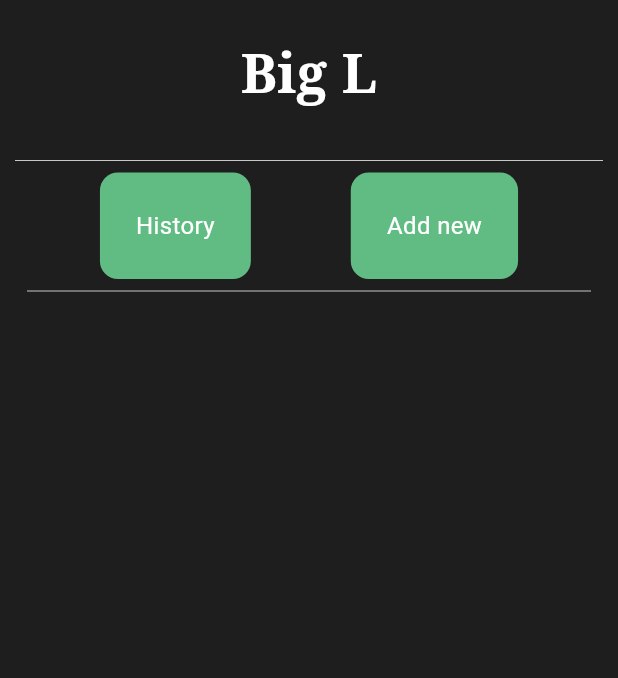
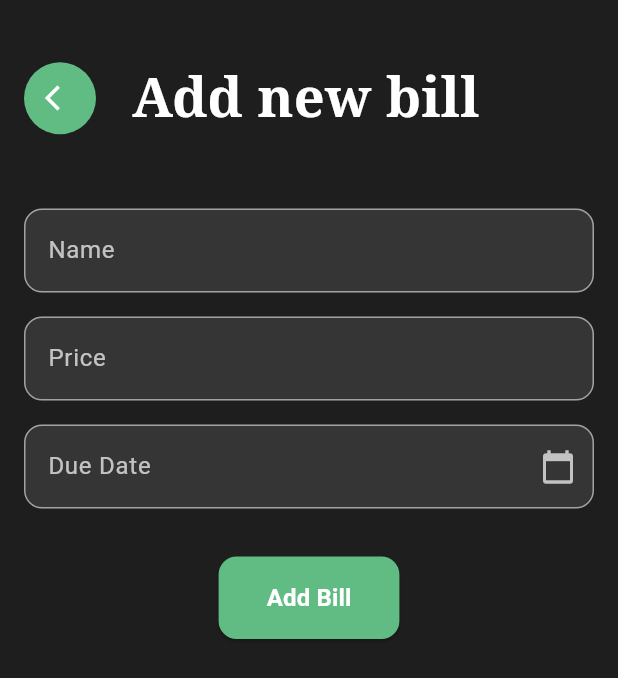
Before and after one commit to Vila12/Flutter, a Flutter app: the screen it shows after launch, after a tap on "Add new", on a phone screen of 412 x 824 dp. Shown: the top 678 px of the screen. Run offline on Flutter 3.47's test engine with Material 3 defaults, Android fonts, the phone set to English and light mode, and no system bars; our stand-ins replace google_fonts.

Commit message:
Dodavanje i ispis dodanih računa

```diff
--- a/big_l/lib/main.dart
+++ b/big_l/lib/main.dart
@@ -1,15 +1,14 @@
+// main.dart
 import 'package:flutter/material.dart';
 import 'package:provider/provider.dart';
-import '../providers/bill_provider.dart'; // Ensure the path is correct
-import '../pages/home_page.dart'; // Import the HomePage from home_page.dart
+import 'providers/bill_provider.dart';
+import 'pages/home_page.dart';
 
 void main() {
   runApp(
-    MultiProvider(
-      providers: [
-        ChangeNotifierProvider(create: (_) => BillProvider()),
-      ],
-      child: MyApp(),
+    ChangeNotifierProvider(
+      create: (context) => BillProvider(),
+      child: const MyApp(),
     ),
   );
 }
@@ -20,8 +19,17 @@ class MyApp extends StatelessWidget {
   @override
   Widget build(BuildContext context) {
     return MaterialApp(
+      debugShowCheckedModeBanner: false,
       title: 'Big L',
-      home: HomePage(), // The HomePage is now linked from home_page.dart
+      theme: ThemeData(
+        useMaterial3: true,
+        colorScheme: ColorScheme.fromSeed(
+          seedColor: const Color(0xFF61bc84),
+          brightness: Brightness.dark,
+        ),
+        scaffoldBackgroundColor: const Color(0xFF1E1E1E),
+      ),
+      home: const HomePage(),
     );
   }
 }
--- a/big_l/lib/pages/home_page.dart
+++ b/big_l/lib/pages/home_page.dart
@@ -1,18 +1,24 @@
+// home_page.dart
 import 'package:flutter/material.dart';
 import 'package:google_fonts/google_fonts.dart';
-// import 'package:provider/provider.dart';
-// import '../providers/bill_provider.dart';// Import your BillProvider
+import 'package:provider/provider.dart';
+import '../providers/bill_provider.dart';
+import 'new_bill_page.dart';
 
 class HomePage extends StatelessWidget {
   const HomePage({super.key});
+
   @override
   Widget build(BuildContext context) {
+    // Use watch() to listen to changes
+    final billProvider = Provider.of<BillProvider>(context);
+
     return Scaffold(
       backgroundColor: const Color(0xFF1E1E1E),
       body: SafeArea(
         child: Column(
-          //mainAxisAlignment: MainAxisAlignment.center,
           children: [
+            // Header Section
             Padding(
               padding: const EdgeInsets.all(24.0),
               child: Text(
@@ -32,59 +38,33 @@ class HomePage extends StatelessWidget {
                 thickness: 0.5,
               ),
             ),
-            Row(
+
+            // Buttons Section
+            Padding(
+              padding: const EdgeInsets.symmetric(vertical: 16.0),
+              child: Row(
                 mainAxisAlignment: MainAxisAlignment.spaceEvenly,
                 children: [
-                // BUTTON 1
-                GestureDetector(
+                  _buildButton(
+                    context: context,
+                    label: "History",
                     onTap: () => Navigator.pushReplacement(
                       context,
-                    MaterialPageRoute(builder: (context) {
-                      return HomePage();
-                      //return const HistoryPage();
-                    }),
-                  ),
-                  child: Container(
-                    padding: const EdgeInsets.all(24),
-                    decoration: BoxDecoration(
-                      color: const Color(0xFF61bc84),
-                      borderRadius: BorderRadius.circular(12),
-                    ),
-                    child: const Text(
-                      "History",
-                      style: TextStyle(
-                        color: Colors.white,
-                        fontSize: 16,
+                      MaterialPageRoute(builder: (context) => const HomePage()),
                     ),
                   ),
-                  ),
-                ),
-                // BUTTON 2
-                GestureDetector(
+                  _buildButton(
+                    context: context,
+                    label: "Add new",
                     onTap: () => Navigator.pushReplacement(
                       context,
-                    MaterialPageRoute(builder: (context) {
-                      return HomePage();
-                      //return AddnewPage();
-                    }),
-                  ),
-                  child: Container(
-                    padding: const EdgeInsets.all(24),
-                    decoration: BoxDecoration(
-                      color: const Color(0xFF61bc84),
-                      borderRadius: BorderRadius.circular(12),
-                    ),
-                    child: const Text(
-                      "Add new",
-                      style: TextStyle(
-                        color: Colors.white,
-                        fontSize: 16,
-                      ),
-                    ),
+                      MaterialPageRoute(builder: (context) => const AddNewPage()),
                     ),
                   ),
                 ],
               ),
+            ),
+
             const Padding(
               padding: EdgeInsets.symmetric(horizontal: 18),
               child: Divider(
@@ -92,9 +72,92 @@ class HomePage extends StatelessWidget {
                 thickness: 0.5,
               ),
             ),
+
+            // Bills List Section
+            Expanded(
+              child: billProvider.bills.isEmpty
+                  ? const Center(
+                      child: Text(
+                        'No bills yet',
+                        style: TextStyle(color: Colors.white),
+                      ),
+                    )
+                  : ListView.builder(
+                      padding: const EdgeInsets.symmetric(horizontal: 16),
+                      itemCount: billProvider.bills.length,
+                      itemBuilder: (context, index) {
+                        final bill = billProvider.bills[index];
+                        return Card(
+                          color: const Color(0xFF2A2A2A),
+                          margin: const EdgeInsets.symmetric(vertical: 4),
+                          child: ListTile(
+                            title: Text(
+                              bill.name,
+                              style: TextStyle(
+                                color: Colors.white,
+                                decoration: bill.isPaid
+                                    ? TextDecoration.lineThrough
+                                    : TextDecoration.none,
+                              ),
+                            ),
+                            subtitle: Text(
+                              "Due: ${bill.dueDate}",
+                              style: const TextStyle(
+                                color: Colors.grey,
+                              ),
+                            ),
+                            trailing: Row(
+                              mainAxisSize: MainAxisSize.min,
+                              children: [
+                                Text(
+                                  "\$${bill.price}",
+                                  style: const TextStyle(
+                                    color: Colors.white,
+                                    fontWeight: FontWeight.bold,
+                                  ),
+                                ),
+                                const SizedBox(width: 8),
+                                Checkbox(
+                                  value: bill.isPaid,
+                                  onChanged: (bool? value) {
+                                    billProvider.toggleBillStatus(index);
+                                  },
+                                ),
+                              ],
+                            ),
+                          ),
+                        );
+                      },
+                    ),
+            ),
           ],
         ),
       ),
     );
   }
+
+  Widget _buildButton({
+    required BuildContext context,
+    required String label,
+    required VoidCallback onTap,
+  }) {
+    return GestureDetector(
+      onTap: onTap,
+      child: Container(
+        padding: const EdgeInsets.symmetric(horizontal: 32, vertical: 16),
+        decoration: BoxDecoration(
+          color: const Color(0xFF61bc84),
+          borderRadius: BorderRadius.circular(12),
+        ),
+        child: Text(
+          label,
+          style: const TextStyle(
+            color: Colors.white,
+            fontSize: 16,
+            fontWeight: FontWeight.bold,
+          ),
+        ),
+      ),
+    );
   }
+}
--- /dev/null
+++ b/big_l/lib/pages/new_bill_page.dart
@@ -0,0 +1,273 @@
+// ignore_for_file: unused_local_variable
+import 'package:big_l/models/bill.dart';
+import 'package:big_l/pages/home_page.dart';
+import 'package:big_l/providers/bill_provider.dart';
+import 'package:flutter/material.dart';
+import 'package:google_fonts/google_fonts.dart';
+import 'package:provider/provider.dart';
+
+class AddNewPage extends StatefulWidget {
+  const AddNewPage({super.key});
+  @override
+  _AddNewPageState createState() => _AddNewPageState();
+}
+
+class _AddNewPageState extends State<AddNewPage> {
+  final TextEditingController _nameController = TextEditingController();
+  final TextEditingController _priceController = TextEditingController();
+  final TextEditingController _dateController = TextEditingController();
+  final _formKey = GlobalKey<FormState>();
+
+  @override
+  Widget build(BuildContext context) {
+    return Scaffold(
+      backgroundColor: const Color(0xFF1E1E1E),
+      body: SafeArea(
+        child: SingleChildScrollView(
+          child: Padding(
+            padding: const EdgeInsets.all(16.0),
+            child: Form(
+              key: _formKey,
+              child: Column(
+                crossAxisAlignment: CrossAxisAlignment.start,
+                children: [
+                  // Header section
+                  Row(
+                    children: [
+                      Container(
+                        decoration: const BoxDecoration(
+                          color: Color(0xFF61bc84),
+                          shape: BoxShape.circle,
+                        ),
+                        child: IconButton(
+                          icon: const Icon(
+                            Icons.arrow_back_ios,
+                            color: Colors.white,
+                          ),
+                          onPressed: () {
+                            Navigator.pushReplacement(
+                              context,
+                              MaterialPageRoute(
+                                builder: (context) => const HomePage(),
+                              ),
+                            );
+                          },
+                          iconSize: 20,
+                          padding: const EdgeInsets.all(12),
+                        ),
+                      ),
+                      Expanded(
+                        child: Padding(
+                          padding: const EdgeInsets.all(24.0),
+                          child: Text(
+                            "Add new bill",
+                            style: GoogleFonts.notoSerif(
+                              fontSize: 36,
+                              fontWeight: FontWeight.bold,
+                              color: Colors.white,
+                            ),
+                          ),
+                        ),
+                      ),
+                    ],
+                  ),
+                  const SizedBox(height: 24),
+
+                  // Form Fields
+                  TextFormField(
+                    controller: _nameController,
+                    style: const TextStyle(color: Colors.white),
+                    decoration: InputDecoration(
+                      labelText: 'Name',
+                      labelStyle: const TextStyle(color: Colors.white70),
+                      border: OutlineInputBorder(
+                        borderRadius: BorderRadius.circular(12),
+                      ),
+                      enabledBorder: OutlineInputBorder(
+                        borderRadius: BorderRadius.circular(12),
+                        borderSide: const BorderSide(color: Colors.white54),
+                      ),
+                      focusedBorder: OutlineInputBorder(
+                        borderRadius: BorderRadius.circular(12),
+                        borderSide: const BorderSide(color: Color(0xFF61bc84)),
+                      ),
+                      filled: true,
+                      fillColor: Colors.white.withOpacity(0.1),
+                    ),
+                    validator: (value) {
+                      if (value == null || value.isEmpty) {
+                        return 'Please enter the bill name';
+                      }
+                      return null;
+                    },
+                  ),
+                  const SizedBox(height: 16),
+
+                  TextFormField(
+                    controller: _priceController,
+                    style: const TextStyle(color: Colors.white),
+                    keyboardType:
+                        const TextInputType.numberWithOptions(decimal: true),
+                    decoration: InputDecoration(
+                      labelText: 'Price',
+                      labelStyle: const TextStyle(color: Colors.white70),
+                      prefixText: '€ ',
+                      prefixStyle: const TextStyle(color: Colors.white),
+                      border: OutlineInputBorder(
+                        borderRadius: BorderRadius.circular(12),
+                      ),
+                      enabledBorder: OutlineInputBorder(
+                        borderRadius: BorderRadius.circular(12),
+                        borderSide: const BorderSide(color: Colors.white54),
+                      ),
+                      focusedBorder: OutlineInputBorder(
+                        borderRadius: BorderRadius.circular(12),
+                        borderSide: const BorderSide(color: Color(0xFF61bc84)),
+                      ),
+                      filled: true,
+                      fillColor: Colors.white.withOpacity(0.1),
+                    ),
+                    validator: (value) {
+                      if (value == null || value.isEmpty) {
+                        return 'Please enter the price';
+                      }
+                      if (double.tryParse(value) == null) {
+                        return 'Please enter a valid number';
+                      }
+                      return null;
+                    },
+                  ),
+                  const SizedBox(height: 16),
+
+                  TextFormField(
+                    controller: _dateController,
+                    style: const TextStyle(color: Colors.white),
+                    readOnly: true,
+                    decoration: InputDecoration(
+                      labelText: 'Due Date',
+                      labelStyle: const TextStyle(color: Colors.white70),
+                      border: OutlineInputBorder(
+                        borderRadius: BorderRadius.circular(12),
+                      ),
+                      enabledBorder: OutlineInputBorder(
+                        borderRadius: BorderRadius.circular(12),
+                        borderSide: const BorderSide(color: Colors.white54),
+                      ),
+                      focusedBorder: OutlineInputBorder(
+                        borderRadius: BorderRadius.circular(12),
+                        borderSide: const BorderSide(color: Color(0xFF61bc84)),
+                      ),
+                      filled: true,
+                      fillColor: Colors.white.withOpacity(0.1),
+                      suffixIcon: const Icon(
+                        Icons.calendar_today,
+                        color: Colors.white70,
+                      ),
+                    ),
+                    onTap: () async {
+                      DateTime? pickedDate = await showDatePicker(
+                        context: context,
+                        initialDate: DateTime.now(),
+                        firstDate: DateTime.now(),
+                        lastDate: DateTime(2101),
+                        builder: (context, child) {
+                          return Theme(
+                            data: Theme.of(context).copyWith(
+                              colorScheme: const ColorScheme.dark(
+                                primary: Color(0xFF61bc84),
+                                onPrimary: Colors.white,
+                                surface: Color(0xFF1E1E1E),
+                                onSurface: Colors.white,
+                              ),
+                            ),
+                            child: child!,
+                          );
+                        },
+                      );
+
+                      if (pickedDate != null) {
+                        setState(() {
+                          _dateController.text =
+                              "${pickedDate.day.toString().padLeft(2, '0')}-${pickedDate.month.toString().padLeft(2, '0')}-${pickedDate.year}";
+                        });
+                      }
+                    },
+                    validator: (value) {
+                      if (value == null || value.isEmpty) {
+                        return 'Please select a due date';
+                      }
+                      return null;
+                    },
+                  ),
+                  const SizedBox(height: 32),
+
+                  // Submit Button
+                  Center(
+                    child: ElevatedButton(
+                      onPressed: () {
+                        if (_formKey.currentState!.validate()) {
+                          // Create a new Bill instance
+                          final newBill = Bill(
+                            name: _nameController.text,
+                            price: _priceController.text,
+                            dueDate: _dateController.text,
+                          );
+
+                          // Add the new bill to the provider
+                          Provider.of<BillProvider>(context, listen: false)
+                              .addBill(newBill);
+
+                          // Show a success message
+                          ScaffoldMessenger.of(context).showSnackBar(
+                            SnackBar(
+                              content: Text('Bill added: ${newBill.name}'),
+                              backgroundColor: const Color(0xFF61bc84),
+                            ),
+                          );
+
+                          // Navigate back to home page
+                          Navigator.pushReplacement(
+                            context,
+                            MaterialPageRoute(
+                              builder: (context) => const HomePage(),
+                            ),
+                          );
+                        }
+                      },
+                      style: ElevatedButton.styleFrom(
+                        backgroundColor: const Color(0xFF61bc84),
+                        padding: const EdgeInsets.symmetric(
+                          horizontal: 32,
+                          vertical: 16,
+                        ),
+                        shape: RoundedRectangleBorder(
+                          borderRadius: BorderRadius.circular(12),
+                        ),
+                      ),
+                      child: const Text(
+                        'Add Bill',
+                        style: TextStyle(
+                          color: Colors.white,
+                          fontSize: 16,
+                          fontWeight: FontWeight.bold,
+                        ),
+                      ),
+                    ),
+                  ),
+                ],
+              ),
+            ),
+          ),
+        ),
+      ),
+    );
+  }
+
+  @override
+  void dispose() {
+    _nameController.dispose();
+    _priceController.dispose();
+    _dateController.dispose();
+    super.dispose();
+  }
+}
```
Also changed, not shown: big_l/lib/models/bill.dart (+14 -18 lines), big_l/lib/providers/bill_provider.dart (+23 -22 lines). Lines whose indentation alone changed are shown as unchanged.
